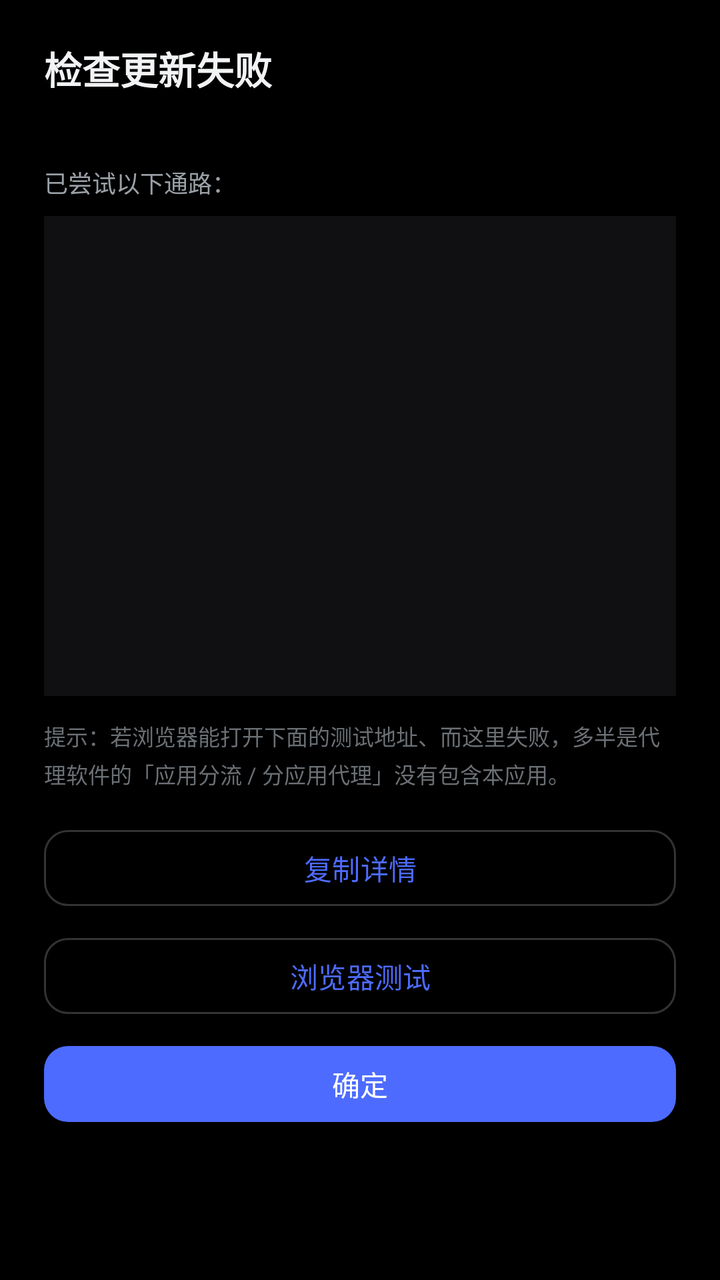
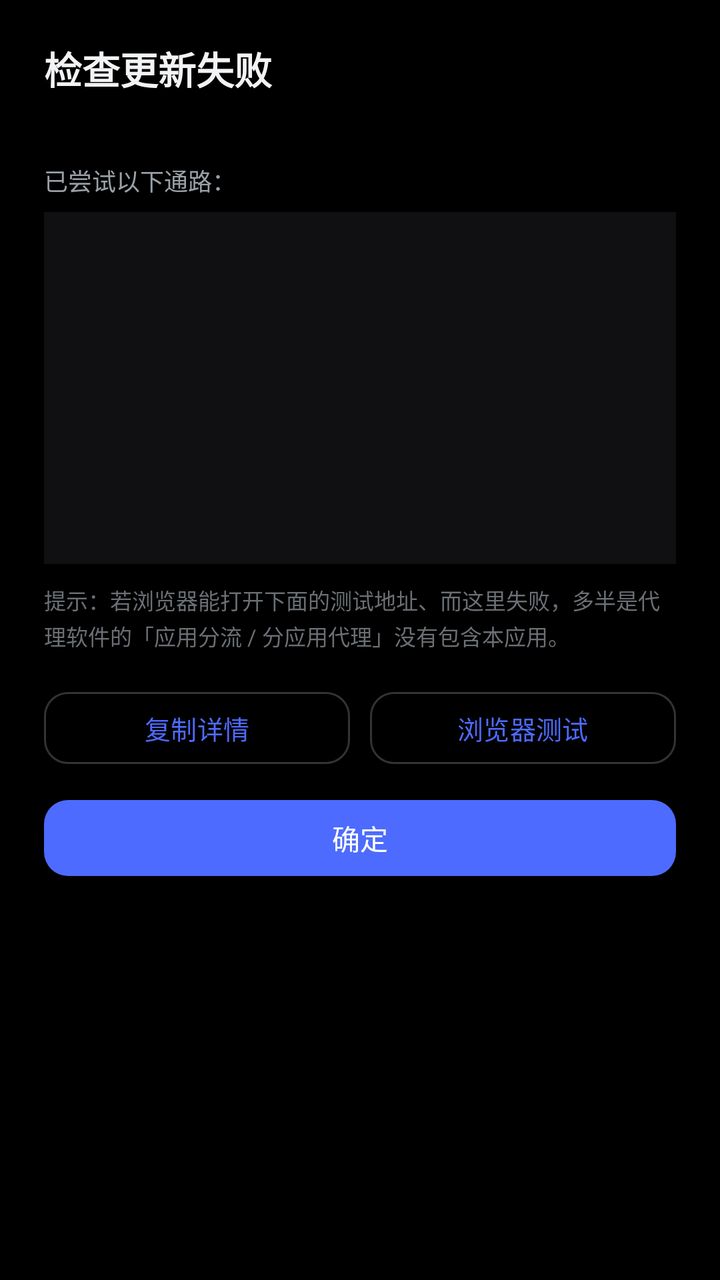

The first picture is an Android layout as it rendered before a commit; the second is the same layout after the commit. The layout source and the unified diff follow.
<!-- AndroidManifest.xml: application theme Theme.DshBridge -->
<!-- res/layout/dialog_update_failed.xml -->
<?xml version="1.0" encoding="utf-8"?>
<LinearLayout xmlns:android="http://schemas.android.com/apk/res/android"
    xmlns:app="http://schemas.android.com/apk/res-auto"
    android:layout_width="match_parent"
    android:layout_height="wrap_content"
    android:orientation="vertical"
    android:paddingStart="22dp"
    android:paddingTop="20dp"
    android:paddingEnd="22dp"
    android:paddingBottom="14dp">

    <TextView
        android:layout_width="match_parent"
        android:layout_height="wrap_content"
        android:text="@string/update_failed_title"
        android:textColor="@color/on_bg"
        android:textSize="19sp"
        android:textStyle="bold" />

    <TextView
        android:id="@+id/tvContext"
        android:layout_width="match_parent"
        android:layout_height="wrap_content"
        android:layout_marginTop="4dp"
        android:textColor="@color/on_bg_faint"
        android:textSize="12sp" />

    <TextView
        android:layout_width="match_parent"
        android:layout_height="wrap_content"
        android:layout_marginTop="14dp"
        android:text="@string/update_failed_sources_label"
        android:textColor="@color/on_bg_muted"
        android:textSize="12sp" />

    <ScrollView
        android:layout_width="match_parent"
        android:layout_height="240dp"
        android:layout_marginTop="8dp"
        android:background="@color/surface"
        android:padding="10dp"
        android:scrollbars="vertical">

        <TextView
            android:id="@+id/tvDetail"
            android:layout_width="match_parent"
            android:layout_height="wrap_content"
            android:fontFamily="monospace"
            android:lineSpacingExtra="3dp"
            android:textColor="@color/on_bg_muted"
            android:textIsSelectable="true"
            android:textSize="11sp" />
    </ScrollView>

    <TextView
        android:layout_width="match_parent"
        android:layout_height="wrap_content"
        android:layout_marginTop="12dp"
        android:lineSpacingExtra="3dp"
        android:text="@string/update_failed_tip"
        android:textColor="@color/on_bg_faint"
        android:textSize="11sp" />

    <com.google.android.material.button.MaterialButton
        android:id="@+id/btnCopyDetail"
        style="@style/Widget.Material3.Button.OutlinedButton"
        android:layout_width="match_parent"
        android:layout_height="46dp"
        android:layout_marginTop="16dp"
        android:text="@string/update_copy_detail"
        android:textSize="14sp"
        app:cornerRadius="12dp" />

    <com.google.android.material.button.MaterialButton
        android:id="@+id/btnBrowserTest"
        style="@style/Widget.Material3.Button.OutlinedButton"
        android:layout_width="match_parent"
        android:layout_height="46dp"
        android:layout_marginTop="8dp"
        android:text="@string/update_open_test_url"
        android:textSize="14sp"
        app:cornerRadius="12dp" />

    <com.google.android.material.button.MaterialButton
        android:id="@+id/btnDismiss"
        style="@style/Widget.Material3.Button"
        android:layout_width="match_parent"
        android:layout_height="46dp"
        android:layout_marginTop="8dp"
        android:text="@string/action_ok"
        android:textSize="14sp"
        app:cornerRadius="12dp" />

</LinearLayout>
<!-- resources referenced by this layout -->
<resources>
  <color name="on_bg">#FFF2F3F5</color>
  <color name="on_bg_faint">#FF6B7075</color>
  <color name="on_bg_muted">#FF9AA0A6</color>
  <color name="surface">#FF101013</color>
  <string name="action_ok">确定</string>
  <string name="update_copy_detail">复制详情</string>
  <string name="update_failed_sources_label">已尝试以下通路：</string>
  <string name="update_failed_tip">提示：若浏览器能打开下面的测试地址、而这里失败，多半是代理软件的「应用分流 / 分应用代理」没有包含本应用。</string>
  <string name="update_failed_title">检查更新失败</string>
  <string name="update_open_test_url">浏览器测试</string>
  <style name="Theme.DshBridge" parent="Theme.Material3.Dark.NoActionBar">
          <item name="colorPrimary">@color/accent</item>
          <item name="colorOnPrimary">@color/on_accent</item>
          <item name="colorPrimaryContainer">@color/accent_container</item>
          <item name="colorOnPrimaryContainer">@color/on_bg</item>
  
          <item name="colorSurface">@color/surface</item>
          <item name="colorOnSurface">@color/on_bg</item>
          <item name="colorSurfaceVariant">@color/surface</item>
          <item name="colorOnSurfaceVariant">@color/on_bg_muted</item>
          <item name="colorOutline">@color/stroke_strong</item>
          <item name="colorOutlineVariant">@color/stroke</item>
          <item name="colorError">@color/danger</item>
  
          <item name="android:colorBackground">@color/bg</item>
          <item name="android:windowBackground">@color/bg</item>
          <item name="android:textColorPrimary">@color/on_bg</item>
          <item name="android:textColorSecondary">@color/on_bg_muted</item>
          
          <item name="android:windowLightStatusBar">false</item>
      </style>
  <color name="accent">#FF4D6BFE</color>
  <color name="on_accent">#FFFFFFFF</color>
  <color name="accent_container">#FF18213D</color>
  <color name="stroke_strong">#33FFFFFF</color>
  <color name="stroke">#1FFFFFFF</color>
  <color name="danger">#FFF87171</color>
  <color name="bg">#FF000000</color>
</resources>

<!-- the commit's change to res/layout/dialog_update_failed.xml (unified diff, before → after) -->
@@ -7,7 +7,7 @@
     android:paddingStart="22dp"
     android:paddingTop="20dp"
     android:paddingEnd="22dp"
-    android:paddingBottom="14dp">
+    android:paddingBottom="16dp">
 
     <TextView
         android:layout_width="match_parent"
@@ -21,7 +21,7 @@
         android:id="@+id/tvContext"
         android:layout_width="match_parent"
         android:layout_height="wrap_content"
-        android:layout_marginTop="4dp"
+        android:layout_marginTop="3dp"
         android:textColor="@color/on_bg_faint"
         android:textSize="12sp" />
 
@@ -35,10 +35,13 @@
 
     <ScrollView
         android:layout_width="match_parent"
-        android:layout_height="240dp"
-        android:layout_marginTop="8dp"
+        android:layout_height="176dp"
+        android:layout_marginTop="7dp"
         android:background="@color/surface"
-        android:padding="10dp"
+        android:paddingStart="10dp"
+        android:paddingTop="8dp"
+        android:paddingEnd="10dp"
+        android:paddingBottom="8dp"
         android:scrollbars="vertical">
 
         <TextView
@@ -46,7 +49,7 @@
             android:layout_width="match_parent"
             android:layout_height="wrap_content"
             android:fontFamily="monospace"
-            android:lineSpacingExtra="3dp"
+            android:lineSpacingExtra="2dp"
             android:textColor="@color/on_bg_muted"
             android:textIsSelectable="true"
             android:textSize="11sp" />
@@ -55,38 +58,56 @@
     <TextView
         android:layout_width="match_parent"
         android:layout_height="wrap_content"
-        android:layout_marginTop="12dp"
-        android:lineSpacingExtra="3dp"
+        android:layout_marginTop="10dp"
+        android:lineSpacingExtra="2dp"
         android:text="@string/update_failed_tip"
         android:textColor="@color/on_bg_faint"
         android:textSize="11sp" />
 
-    <com.google.android.material.button.MaterialButton
-        android:id="@+id/btnCopyDetail"
-        style="@style/Widget.Material3.Button.OutlinedButton"
+    <LinearLayout
         android:layout_width="match_parent"
-        android:layout_height="46dp"
+        android:layout_height="wrap_content"
         android:layout_marginTop="16dp"
-        android:text="@string/update_copy_detail"
-        android:textSize="14sp"
-        app:cornerRadius="12dp" />
+        android:baselineAligned="false"
+        android:orientation="horizontal">
 
-    <com.google.android.material.button.MaterialButton
-        android:id="@+id/btnBrowserTest"
-        style="@style/Widget.Material3.Button.OutlinedButton"
-        android:layout_width="match_parent"
-        android:layout_height="46dp"
-        android:layout_marginTop="8dp"
-        android:text="@string/update_open_test_url"
-        android:textSize="14sp"
-        app:cornerRadius="12dp" />
+        <com.google.android.material.button.MaterialButton
+            android:id="@+id/btnCopyDetail"
+            style="@style/Widget.Material3.Button.OutlinedButton"
+            android:layout_width="0dp"
+            android:layout_height="44dp"
+            android:layout_weight="1"
+            android:minWidth="0dp"
+            android:paddingStart="6dp"
+            android:paddingEnd="6dp"
+            android:text="@string/update_copy_detail"
+            android:textSize="13sp"
+            app:cornerRadius="12dp" />
+
+        <Space
+            android:layout_width="10dp"
+            android:layout_height="1dp" />
+
+        <com.google.android.material.button.MaterialButton
+            android:id="@+id/btnBrowserTest"
+            style="@style/Widget.Material3.Button.OutlinedButton"
+            android:layout_width="0dp"
+            android:layout_height="44dp"
+            android:layout_weight="1"
+            android:minWidth="0dp"
+            android:paddingStart="6dp"
+            android:paddingEnd="6dp"
+            android:text="@string/update_open_test_url"
+            android:textSize="13sp"
+            app:cornerRadius="12dp" />
+    </LinearLayout>
 
     <com.google.android.material.button.MaterialButton
         android:id="@+id/btnDismiss"
         style="@style/Widget.Material3.Button"
         android:layout_width="match_parent"
         android:layout_height="46dp"
-        android:layout_marginTop="8dp"
+        android:layout_marginTop="10dp"
         android:text="@string/action_ok"
         android:textSize="14sp"
         app:cornerRadius="12dp" />
